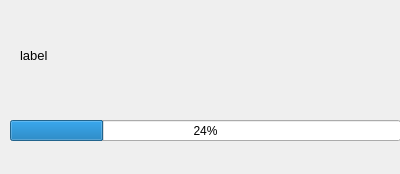
First picture: the form in PRAGA/formInfo.ui, repository gaowudao/CRITERIA3D, before the edit.
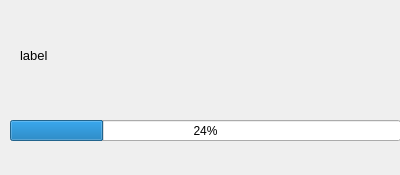
Second picture: the form after the edit.

Commit message: rename formInfo.* to avoid error with formInfo.ui

```diff
--- a/PRAGA/formInfo.ui
+++ b/PRAGA/formInfo.ui
@@ -7,7 +7,7 @@
     <x>0</x>
     <y>0</y>
     <width>400</width>
-    <height>174</height>
+    <height>175</height>
    </rect>
   </property>
   <property name="windowTitle">
```
The commit also changes 7 other files.
